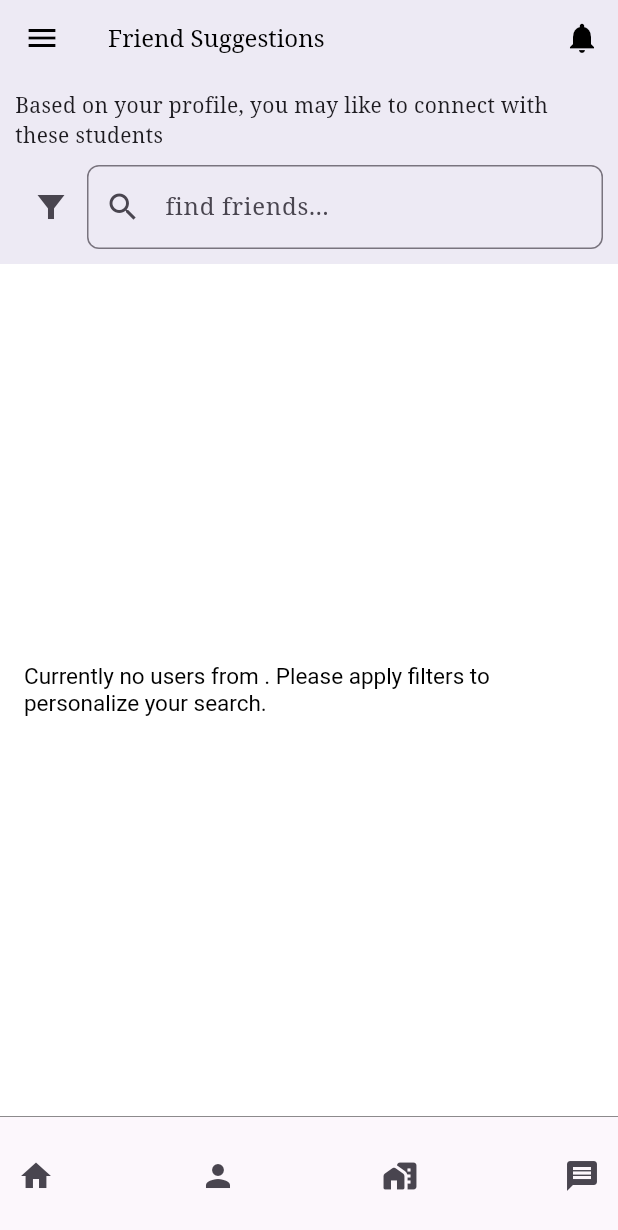
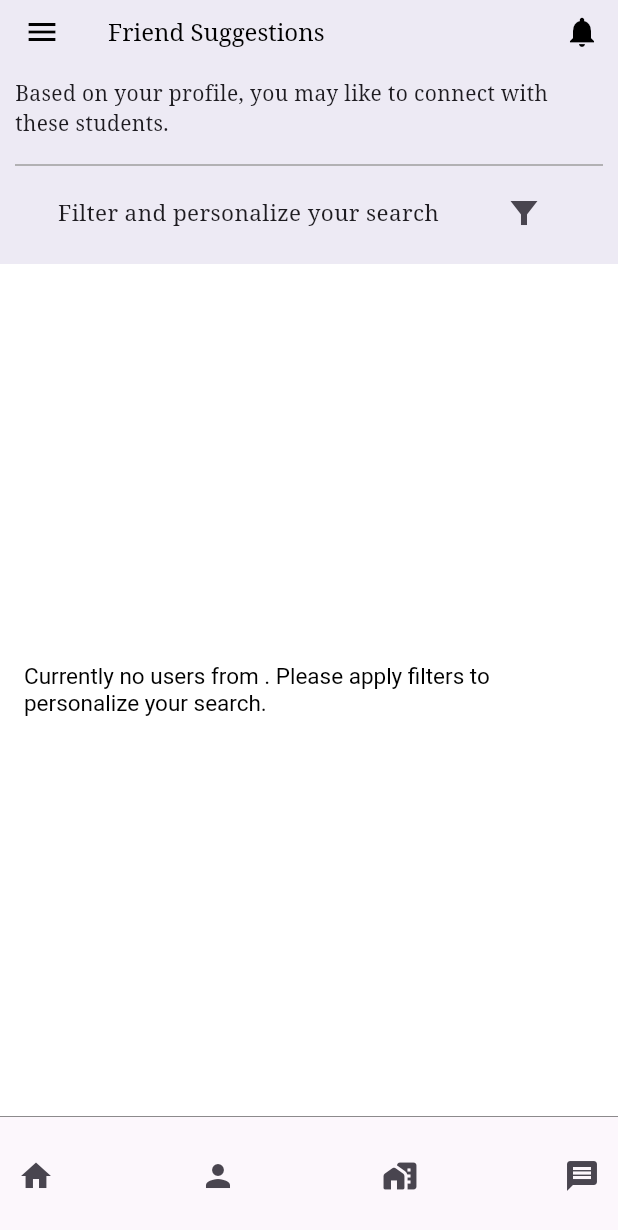
Before and after one commit to Safo-Samson/UniConnect, a Flutter app: the FriendSuggestions screen opened directly with empty values, on a phone screen of 412 x 824 dp. Shown: the top 1230 px of the screen. Run offline on Flutter 3.47's test engine with Material 3 defaults, Android fonts, the light colour scheme and no system bars; our stand-ins replace cloud_firestore, firebase_auth, firebase_core, firebase_messaging, flutter_local_notifications, flutter_spinkit; accounts and stored records are empty.

Commit message:
took off the search friends Icon

```diff
--- a/lib/views/homepage_views/friend_suggestions.dart
+++ b/lib/views/homepage_views/friend_suggestions.dart
@@ -75,13 +75,20 @@ class _FriendSuggestionsState extends State<FriendSuggestions> {
               crossAxisAlignment: CrossAxisAlignment.stretch,
               children: [
                 const Text(
-                  'Based on your profile, you may like to connect with these students',
+                  'Based on your profile, you may like to connect with these students.',
                   style: TextStyle(),
                 ),
                 verticalSpace(10),
+                Divider(
+                  color: BrandColor.grey,
+                  thickness: 1,
+                ),
+                // verticalSpace(4),
                 Row(
-                  mainAxisAlignment: MainAxisAlignment.spaceBetween,
+                  mainAxisAlignment: MainAxisAlignment.spaceEvenly,
                   children: [
+                    const Text('Filter and personalize your search ',
+                        style: TextStyle(fontSize: BrandFonts.regularText)),
                     IconButton(
                       icon: const Icon(
                         Icons.filter_alt_sharp,
@@ -91,23 +98,24 @@ class _FriendSuggestionsState extends State<FriendSuggestions> {
                         Navigator.pushNamed(context, applyFiltersRoute);
                       },
                     ),
-                    Expanded(
-                      child: TextField(
-                        decoration: InputDecoration(
-                          hintText: 'find friends...',
-                          prefixIcon: const Icon(
-                            Icons.search,
-                            size: BrandFonts.iconSize,
-                          ),
-                          border: OutlineInputBorder(
-                            borderRadius: BorderRadius.circular(8.0),
-                          ),
-                        ),
-                        onChanged: (value) {
-                          // Handle search input change
-                        },
-                      ),
-                    ),
+
+                    // Expanded(
+                    //   child: TextField(
+                    //     decoration: InputDecoration(
+                    //       hintText: 'find friends...',
+                    //       prefixIcon: const Icon(
+                    //         Icons.search,
+                    //         size: BrandFonts.iconSize,
+                    //       ),
+                    //       border: OutlineInputBorder(
+                    //         borderRadius: BorderRadius.circular(8.0),
+                    //       ),
+                    //     ),
+                    //     onChanged: (value) {
+                    //       // Handle search input change
+                    //     },
+                    //   ),
+                    // ),
                   ],
                 ),
               ],
```
